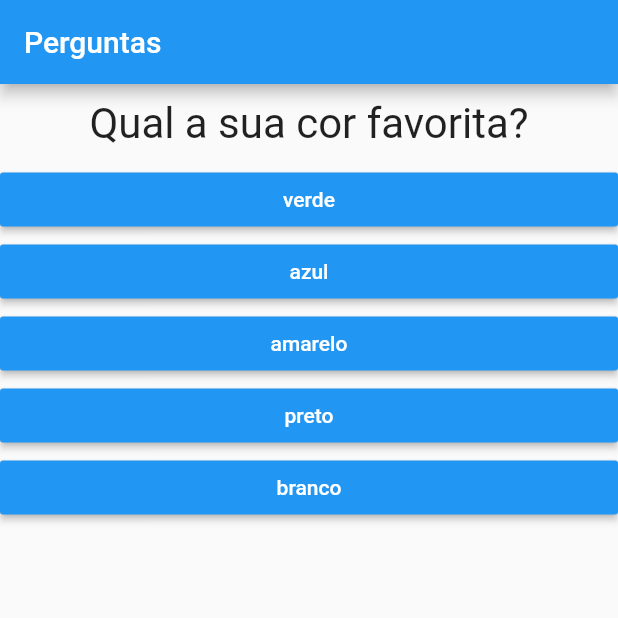
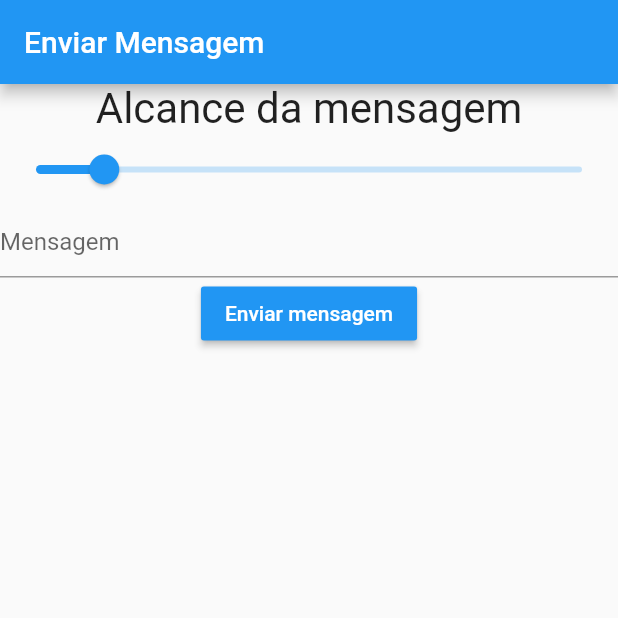
Before and after one commit to gustavodev91/appScream, a Flutter app: the screen it shows after launch, on a phone screen of 412 x 824 dp, the top half of it. Run offline on Flutter 3.47's test engine with Material 2 defaults, Android fonts, the phone set to English and light mode, and no system bars.

Commit message:
estrutura tela 1

```diff
--- /dev/null
+++ b/lib/formulario.dart
@@ -0,0 +1,46 @@
+import 'package:flutter/material.dart';
+
+
+class Formmulario extends StatelessWidget {
+
+  final int alcance;
+  final String texto;
+  final bool permissaoEnviar;
+  final void Function() funcEnviar;
+
+  Formmulario({
+    @required this.texto,
+    @required this.alcance,
+    @required this.permissaoEnviar,
+    @required this.funcEnviar
+  });
+
+ @override
+  Widget build(BuildContext context) {
+
+    return  Column(
+          children: <Widget>[
+            Text(
+              'Alcance da mensagem',
+              style: TextStyle(fontSize: 28),
+              textAlign: TextAlign.center,
+            ),
+            Slider(value: 1 , onChanged : (double newValue) {return 3;}, min: 0.0,max:8.0),
+            TextField(
+              decoration: InputDecoration(
+                hintText: 'Mensagem'
+              ),
+            ),
+
+
+            RaisedButton(
+              color: Colors.blue,
+              textColor: Colors.white,
+              child: Text("Enviar mensagem"),
+              onPressed: this.funcEnviar,
+            ),
+          ],
+        );
+  }
+
+}
--- a/lib/main.dart
+++ b/lib/main.dart
@@ -1,5 +1,5 @@
 import 'package:flutter/material.dart';
-import './questionario.dart';
+import './formulario.dart';
 import './resultado.dart';
 void main() {
     runApp(PerguntaApp());
@@ -7,13 +7,13 @@ void main() {
 
 class _PerguntaAppState extends State<PerguntaApp> {
 
-  var _perguntaSelecionada = 0;
-  var _pontuacaoTotal = 0;
+  var _texto = '';
+  var _alcance = 0;
 
 
   final List<Map<String,Object>> _perguntas = [
       {
-        'texto' : 'Qual a sua cor favorita?',
+        'texto' : 'Alcance',
         'respostas' :
         [
           {'texto': 'verde', 'pontuacao':1},
@@ -41,23 +41,21 @@ class _PerguntaAppState extends State<PerguntaApp> {
       }
     ];
 
-  void _responder(int pontuacao){
+  void _enviarForm(){
     setState(() {
-      _perguntaSelecionada++;
-      _pontuacaoTotal += pontuacao;
+      _texto = '';
+     _alcance = 0;
     });
 
+    print('Formulario Enviado');
   }
 
-  void _reiniciarQuestionario(){
-    setState(() {
-    _perguntaSelecionada = 0;
-    _pontuacaoTotal = 0;
-    });
+  bool get _podeEnviar{
+    return true;
   }
 
-  bool get temPerguntaSelecionada{
-    return _perguntaSelecionada < _perguntas.length;
+  bool get carregando{
+    return false;
   }
 
   @override
@@ -66,14 +64,15 @@ class _PerguntaAppState extends State<PerguntaApp> {
     return MaterialApp(
       home: Scaffold(
         appBar: AppBar(
-          title: Text('Perguntas'),
+          title: Text('Enviar Mensagem'),
         ),
-        body: temPerguntaSelecionada ?
-        Questionario(
-          perguntaSelecionada : _perguntaSelecionada,
-          perguntas : _perguntas,
-          responder : _responder)
-        : Resultado(_pontuacaoTotal,_reiniciarQuestionario)
+        body: !carregando ?
+        Formmulario(
+          texto : _texto,
+          alcance : _alcance,
+          permissaoEnviar: _podeEnviar,
+          funcEnviar : _enviarForm)
+        : null
       )
     );
   }
--- a/lib/questionario.dart
+++ /dev/null
@@ -1,37 +0,0 @@
-import 'package:flutter/material.dart';
-import './questao.dart';
-import './resposta.dart';
-
-class Questionario extends StatelessWidget {
-
-  final int perguntaSelecionada;
-  final List<Map<String,Object>> perguntas;
-  final void Function(int) responder;
-
-  Questionario({
-    @required this.perguntaSelecionada,
-    @required this.perguntas,
-    @required this.responder
-  });
-
-  bool get temPerguntaSelecionada{
-    return perguntaSelecionada < perguntas.length;
-  }
-
- @override
-  Widget build(BuildContext context) {
-
-    List<Map<String,Object>> respostas =
-      temPerguntaSelecionada ? perguntas[perguntaSelecionada]['respostas'] : null;
-
-    return  Column(
-          children: <Widget>[
-            Questao(perguntas[perguntaSelecionada]['texto']),
-            ...respostas.map((resp) {
-              return Resposta(resp['texto'], () => responder(resp['pontuacao']));
-            }).toList()
-          ],
-        );
-  }
-
-}
```
